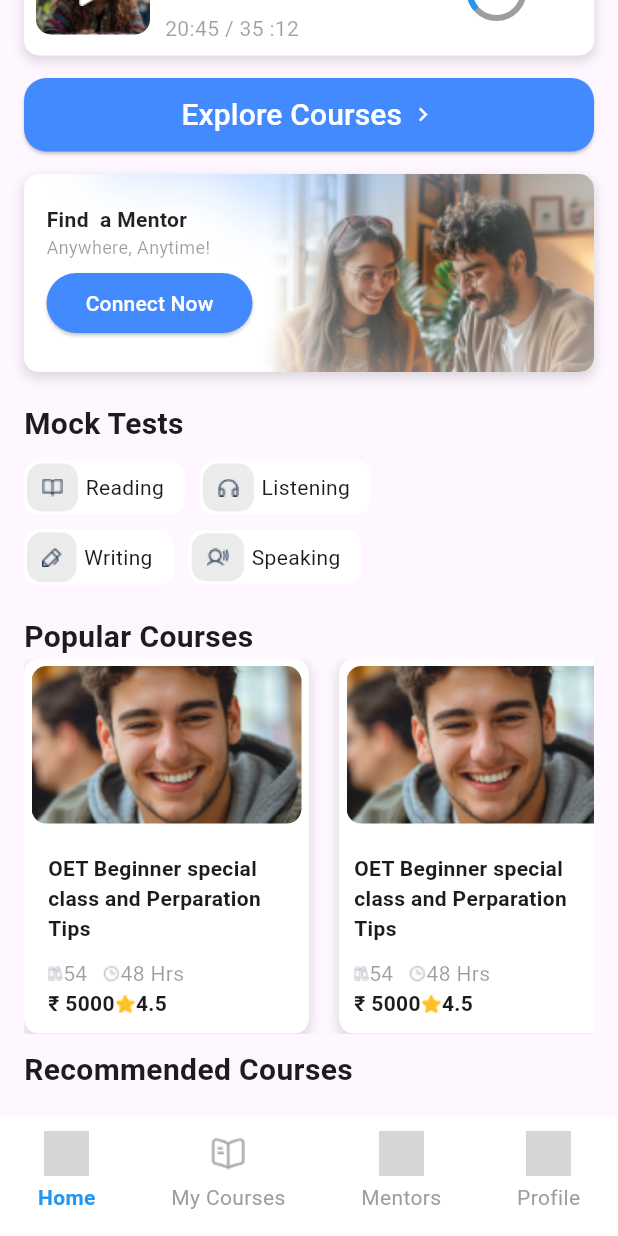
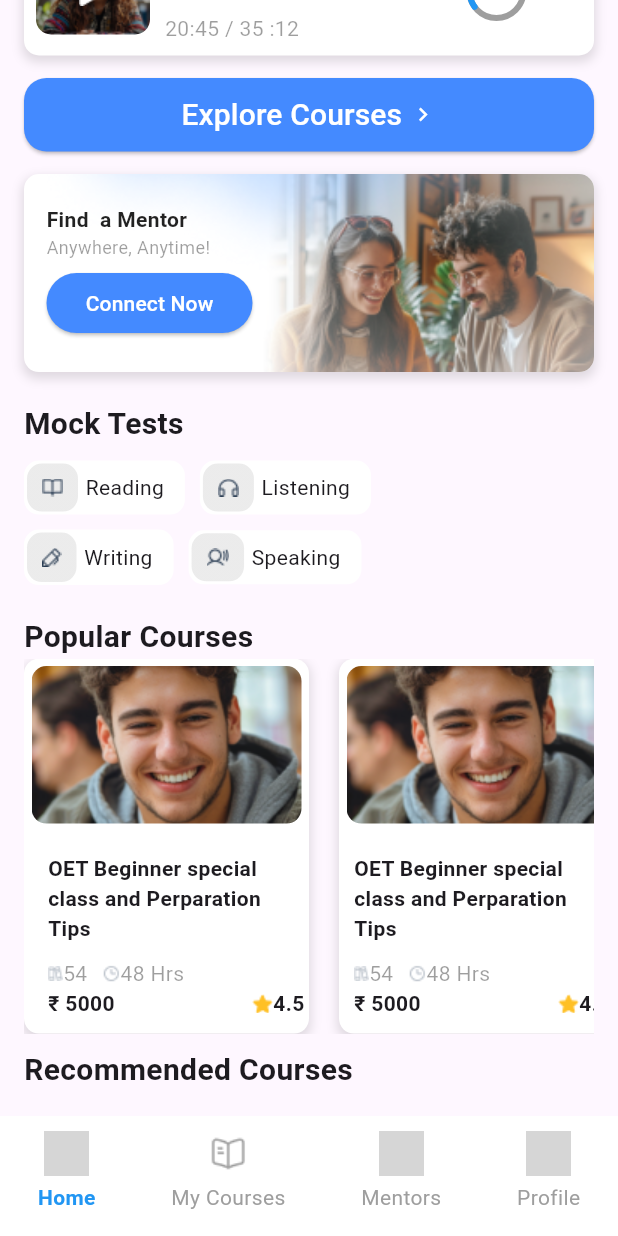
Before and after one commit to ajithtjanardhanan/ufstask, a Flutter app: the screen it shows after launch, scrolled down 299 dp, on a phone screen of 412 x 824 dp. Run offline on Flutter 3.47's test engine with Material 3 defaults, Android fonts, the phone set to English and light mode, and no system bars; drawn by our look-alikes of percent_indicator; grey boxes are pictures that could not be loaded.

Commit message:
ufs task app

```diff
--- a/lib/HomeScreen.dart
+++ b/lib/HomeScreen.dart
@@ -32,7 +32,7 @@ class _HomescreenState extends State<Homescreen> {
                   "assets/image.png",
                   fit: BoxFit.fill,
                 ),
-                borderRadius: BorderRadius.circular(20),
+                borderRadius: BorderRadius.circular(15),
               ),
               height: 200,
               width: MediaQuery.sizeOf(context).width,
@@ -47,7 +47,7 @@ class _HomescreenState extends State<Homescreen> {
                         .withOpacity(1.0), // Adjust the opacity as needed
                   ],
                 ),
-                borderRadius: BorderRadius.only(bottomLeft: Radius.circular(20),bottomRight: Radius.circular(20))
+                borderRadius: BorderRadius.only(bottomLeft: Radius.circular(15),bottomRight: Radius.circular(20))
               ),
             ),
             Container(
--- a/lib/HorizListview.dart
+++ b/lib/HorizListview.dart
@@ -70,6 +70,7 @@ class HorizontalListView extends StatelessWidget {
                   mainAxisAlignment: MainAxisAlignment.spaceBetween,
                   children: [
                     Text("₹ 5000",style: TextStyle(fontWeight: FontWeight.bold,fontSize: 14),),
+                    SizedBox(width: MediaQuery.sizeOf(context).width/4.5,),
                     Container(child: Row(
                     mainAxisAlignment: MainAxisAlignment.end,
                       children: [
@@ -157,8 +158,10 @@ class HorizontalListView extends StatelessWidget {
                 child: Row(
                   mainAxisAlignment: MainAxisAlignment.spaceBetween,
                   children: [
-                    Text("₹ 5000",style: TextStyle(fontWeight: FontWeight.bold,fontSize: 14),),
-                    Container(child: Row(
+                    Container(child: Text("₹ 5000",style: TextStyle(fontWeight: FontWeight.bold,fontSize: 14),)),
+                    SizedBox(width: MediaQuery.sizeOf(context).width/4.5,),
+                    Container(alignment: Alignment.centerRight,
+                      child: Row(
                       mainAxisAlignment: MainAxisAlignment.end,
                       children: [
                         Image.asset("assets/star.png"),
```
